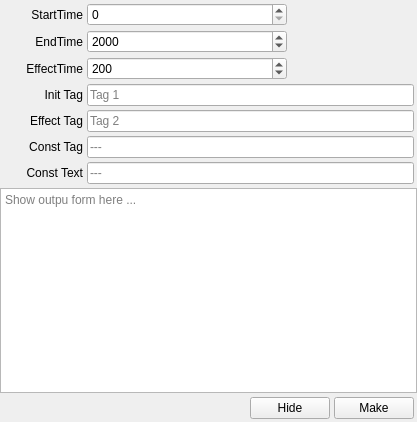
Above: tools/asstt.ui from emako/Qkass before the change. Below: the same form after it.
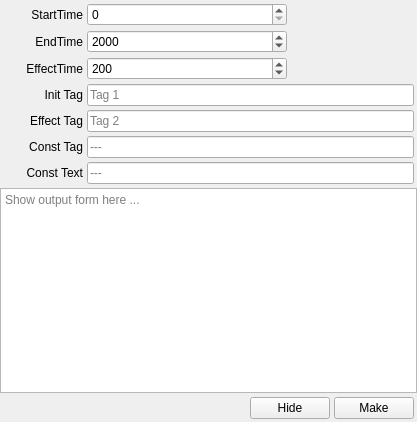
That is the form after the change.

Diff of the .ui file:
```diff
--- a/tools/asstt.ui
+++ b/tools/asstt.ui
@@ -331,7 +331,7 @@
      <item>
       <widget class="QTextEdit" name="textEdit">
        <property name="placeholderText">
-        <string>Show outpu form here ...</string>
+        <string>Show output form here ...</string>
        </property>
       </widget>
      </item>
```
